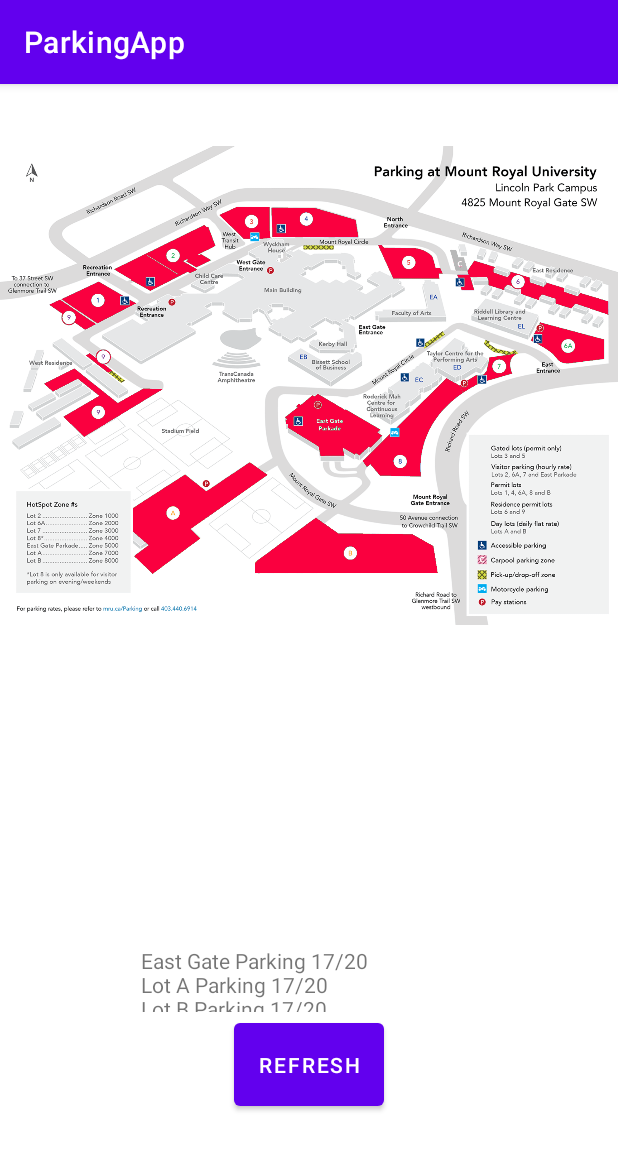
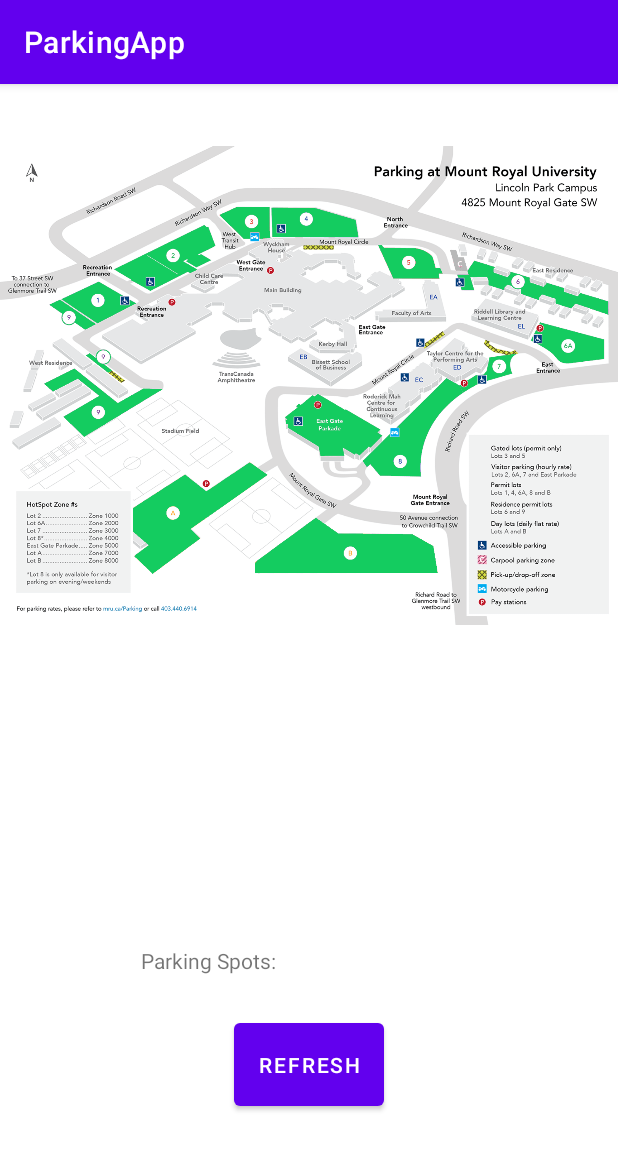
Before and after one commit to MrKai77/Calgary-Hacks-2023-Dream-Team, an Android app: the screen it shows after launch (MainActivity), after a tap on "REFRESH", on a phone screen of 412 x 824 dp. Shown: the top 1150 px of the screen. Run offline under Robolectric (Android 15) with nearby library versions, the phone set to English and light mode, and no system bars.

Commit message:
✨ Use random availabilities

```diff
--- a/ParkingApp/app/src/main/java/com/example/parkingapp/MainActivity.java
+++ b/ParkingApp/app/src/main/java/com/example/parkingapp/MainActivity.java
@@ -59,19 +59,6 @@ public class MainActivity extends AppCompatActivity {
         ImageView imageViewLot8Red = findViewById(R.id.parkingLot8_RED);
         ImageView imageViewLot9 = findViewById(R.id.parkingLot9);
         ImageView imageViewLot9Red = findViewById(R.id.parkingLot9_RED);
-        int eastGateParkingNumber = generateRandomNumber(20);
-        int lotAParkingNumber = generateRandomNumber(20);
-        int lotBParkingNumber = generateRandomNumber(20);
-        int lotParkingLot1 = generateRandomNumber(20);
-        int lotParkingLot2 = generateRandomNumber(20);
-        int lotParkingLot3 = generateRandomNumber(20);
-        int lotParkingLot4 = generateRandomNumber(20);
-        int lotParkingLot5 = generateRandomNumber(20);
-        int lotParkingLot6 = generateRandomNumber(20);
-        int lotParkingLot6A = generateRandomNumber(20);
-        int lotParkingLot7 = generateRandomNumber(20);
-        int lotParkingLot8 = generateRandomNumber(20);
-        int lotParkingLot9 = generateRandomNumber(20);
         Drawable drawable = ContextCompat.getDrawable(MainActivity.this, R.drawable.eastgateparkade_green);
         Bitmap bitmap = ((BitmapDrawable) drawable).getBitmap();
 
@@ -81,21 +68,41 @@ public class MainActivity extends AppCompatActivity {
             @Override
 
             public void onClick(View view) {
-
-
-                displayParkingSpot.setText("East Gate Parking " + eastGateParkingNumber + "/20" + "\n" + "Lot A Parking " + lotAParkingNumber + "/20" + "\n" + "Lot B Parking " + lotBParkingNumber + "/20" + "\n" + "Lot B Parking " + lotBParkingNumber + "/20" + "\n" + "Lot 1 Parking " + lotParkingLot1 + "/20" + "\n" + "Lot 2 Parking " + lotParkingLot2 + "/20" + "\n" + "Lot 3 Parking " + lotParkingLot3 + "/20" + "\n" + "Lot 4 Parking " + lotParkingLot4 + "/20" + "\n" + "Lot 5 Parking " + lotParkingLot5 + "/20" + "\n" + "Lot 6 Parking " + lotParkingLot6 + "/20" + "\n" + "Lot 7 Parking " + lotParkingLot7 + "/20" + "\n" + "Lot 8 Parking " + lotParkingLot8 + "/20" + "\n" + "Lot 9 Parking " + lotParkingLot9 + "/20" + "\n" );
-
+                setRandomAvailabilities();
             }
         });
+    }
 
-        imageViewEastGate.setOnTouchListener(new View.OnTouchListener() {
+    void setRandomAvailabilities() {
+        int maxGenInt = 10;
 
-            @Override
-            public void onClick(View view) {
-                setVisibilityOfLot(parkingLocations.LOT_2, false);
-            }
-        });
+        int eastGateParkingNumber = generateRandomNumber(maxGenInt);
+        int parkingLotAOccupancies = generateRandomNumber(maxGenInt);
+        int parkingLotBOccupancies = generateRandomNumber(maxGenInt);
+        int parkingLot1Occupancies = generateRandomNumber(maxGenInt);
+        int parkingLot2Occupancies = generateRandomNumber(maxGenInt);
+        int parkingLot3Occupancies = generateRandomNumber(maxGenInt);
+        int parkingLot4Occupancies = generateRandomNumber(maxGenInt);
+        int parkingLot5Occupancies = generateRandomNumber(maxGenInt);
+        int parkingLot6Occupancies = generateRandomNumber(maxGenInt);
+        int parkingLot6AOccupancies = generateRandomNumber(maxGenInt);
+        int parkingLot7Occupancies = generateRandomNumber(maxGenInt);
+        int parkingLot8Occupancies = generateRandomNumber(maxGenInt);
+        int parkingLot9Occupancies = generateRandomNumber(maxGenInt);
 
+        setVisibilityOfLot(parkingLocations.PARKADE, ((eastGateParkingNumber == maxGenInt) ? false : true));
+        setVisibilityOfLot(parkingLocations.LOT_A, ((parkingLotAOccupancies == maxGenInt) ? false : true));
+        setVisibilityOfLot(parkingLocations.LOT_B, ((parkingLotBOccupancies == maxGenInt) ? false : true));
+        setVisibilityOfLot(parkingLocations.LOT_1, ((parkingLot1Occupancies == maxGenInt) ? false : true));
+        setVisibilityOfLot(parkingLocations.LOT_2, ((parkingLot2Occupancies == maxGenInt) ? false : true));
+        setVisibilityOfLot(parkingLocations.LOT_3, ((parkingLot3Occupancies == maxGenInt) ? false : true));
+        setVisibilityOfLot(parkingLocations.LOT_4, ((parkingLot4Occupancies == maxGenInt) ? false : true));
+        setVisibilityOfLot(parkingLocations.LOT_5, ((parkingLot5Occupancies == maxGenInt) ? false : true));
+        setVisibilityOfLot(parkingLocations.LOT_6, ((parkingLot6Occupancies == maxGenInt) ? false : true));
+        setVisibilityOfLot(parkingLocations.LOT_6A, ((parkingLot6AOccupancies == maxGenInt) ? false : true));
+        setVisibilityOfLot(parkingLocations.LOT_7, ((parkingLot7Occupancies == maxGenInt) ? false : true));
+        setVisibilityOfLot(parkingLocations.LOT_8, ((parkingLot8Occupancies == maxGenInt) ? false : true));
+        setVisibilityOfLot(parkingLocations.LOT_9, ((parkingLot9Occupancies == maxGenInt) ? false : true));
     }
 
 
@@ -116,43 +123,43 @@ public class MainActivity extends AppCompatActivity {
 
         switch (location) {
             case PARKADE:
-                imageViewEastGateRed.setVisibility((visibility ? View.VISIBLE : View.GONE));
+                imageViewEastGateRed.setVisibility((!visibility ? View.VISIBLE : View.GONE));
                 break;
             case LOT_A:
-                imageViewLotARed.setVisibility((visibility ? View.VISIBLE : View.GONE));
+                imageViewLotARed.setVisibility((!visibility ? View.VISIBLE : View.GONE));
                 break;
             case LOT_B:
-                imageViewLotBRed.setVisibility((visibility ? View.VISIBLE : View.GONE));
+                imageViewLotBRed.setVisibility((!visibility ? View.VISIBLE : View.GONE));
                 break;
             case LOT_1:
-                imageViewLot1Red.setVisibility((visibility ? View.VISIBLE : View.GONE));
+                imageViewLot1Red.setVisibility((!visibility ? View.VISIBLE : View.GONE));
                 break;
             case LOT_2:
-                imageViewLot2Red.setVisibility((visibility ? View.VISIBLE : View.GONE));
+                imageViewLot2Red.setVisibility((!visibility ? View.VISIBLE : View.GONE));
                 break;
             case LOT_3:
-                imageViewLot3Red.setVisibility((visibility ? View.VISIBLE : View.GONE));
+                imageViewLot3Red.setVisibility((!visibility ? View.VISIBLE : View.GONE));
                 break;
             case LOT_4:
-                imageViewLot4Red.setVisibility((visibility ? View.VISIBLE : View.GONE));
+                imageViewLot4Red.setVisibility((!visibility ? View.VISIBLE : View.GONE));
                 break;
             case LOT_5:
-                imageViewLot5Red.setVisibility((visibility ? View.VISIBLE : View.GONE));
+                imageViewLot5Red.setVisibility((!visibility ? View.VISIBLE : View.GONE));
                 break;
             case LOT_6:
-                imageViewLot6Red.setVisibility((visibility ? View.VISIBLE : View.GONE));
+                imageViewLot6Red.setVisibility((!visibility ? View.VISIBLE : View.GONE));
                 break;
             case LOT_6A:
-                imageViewLot6ARed.setVisibility((visibility ? View.VISIBLE : View.GONE));
+                imageViewLot6ARed.setVisibility((!visibility ? View.VISIBLE : View.GONE));
                 break;
             case LOT_7:
-                imageViewLot7Red.setVisibility((visibility ? View.VISIBLE : View.GONE));
+                imageViewLot7Red.setVisibility((!visibility ? View.VISIBLE : View.GONE));
                 break;
             case LOT_8:
-                imageViewLot8Red.setVisibility((visibility ? View.VISIBLE : View.GONE));
+                imageViewLot8Red.setVisibility((!visibility ? View.VISIBLE : View.GONE));
                 break;
             case LOT_9:
-                imageViewLot9Red.setVisibility((visibility ? View.VISIBLE : View.GONE));
+                imageViewLot9Red.setVisibility((!visibility ? View.VISIBLE : View.GONE));
                 break;
         }
     }
```
